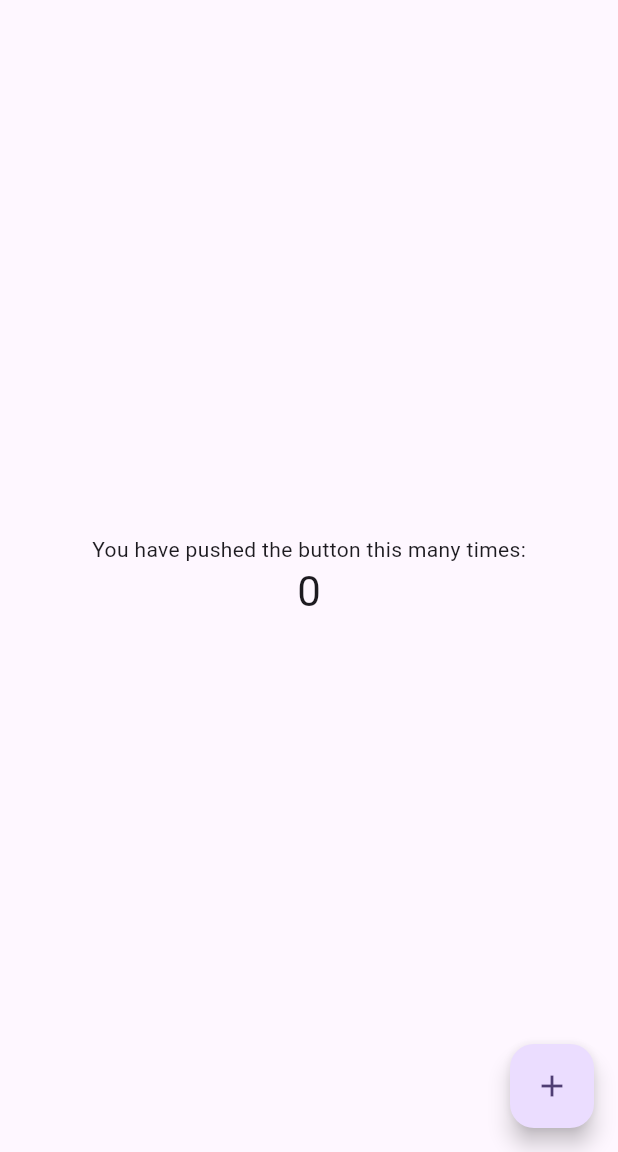
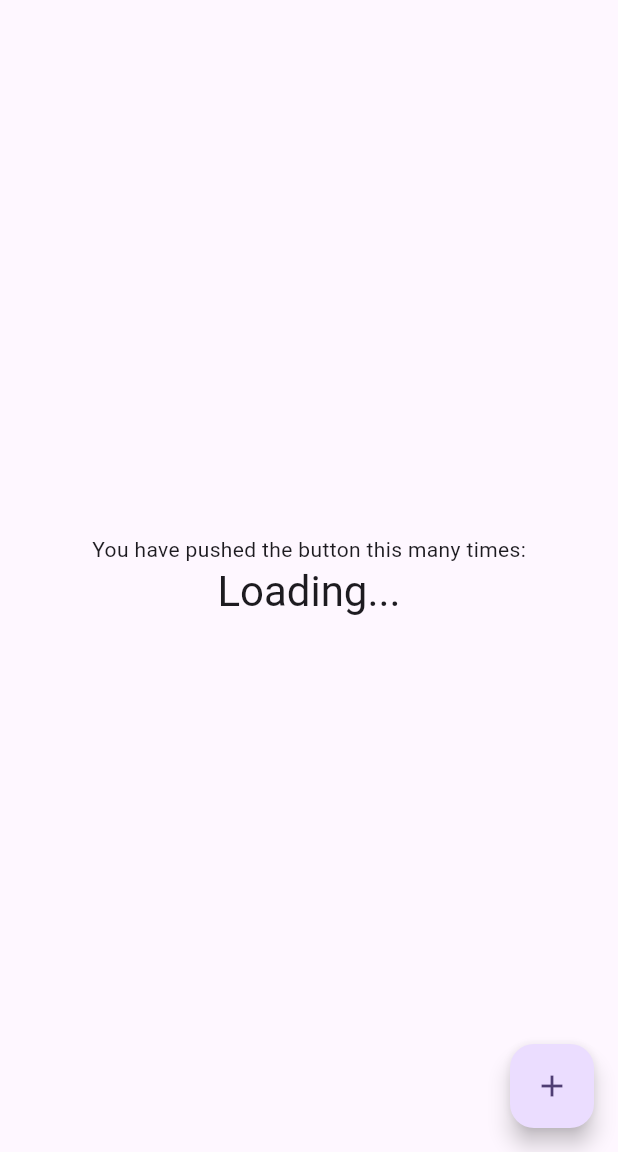
Before and after one commit to thanhtan27032001/BloC-Tutorial, a Flutter app: the screen it shows after launch, on a phone screen of 412 x 824 dp, the part 84-1236 px from its top. Run offline on Flutter 3.47's test engine with Material 3 defaults, Android fonts, the phone set to English and light mode, and no system bars; our stand-ins replace flutter_bloc.

Commit message:
[v1.0.0] Counter - implement Bloc to counter page

```diff
--- /dev/null
+++ b/lib/counter_bloc.dart
@@ -0,0 +1,15 @@
+import 'package:bloc_tutorial/counter_event.dart';
+import 'package:bloc_tutorial/counter_state.dart';
+import 'package:flutter_bloc/flutter_bloc.dart';
+
+class CounterBloc extends Bloc<CounterEvent, CounterState> {
+  int count = 0;
+  CounterBloc(super.initialState) {
+    on<CounterIncrease>((event, emit) async {
+      emit(CountLoading());
+      await Future.delayed(const Duration(seconds: 1));
+      count++;
+      emit(CountSuccess());
+    },);
+  }
+}
--- /dev/null
+++ b/lib/counter_event.dart
@@ -0,0 +1,3 @@
+class CounterEvent {}
+
+class CounterIncrease extends CounterEvent {}
--- /dev/null
+++ b/lib/counter_state.dart
@@ -0,0 +1,7 @@
+class CounterState {}
+
+class CountSuccess extends CounterState {
+  int count = 0;
+}
+
+class CountLoading extends CounterState {}
--- a/lib/main.dart
+++ b/lib/main.dart
@@ -1,4 +1,8 @@
+import 'package:bloc_tutorial/counter_bloc.dart';
+import 'package:bloc_tutorial/counter_event.dart';
+import 'package:bloc_tutorial/counter_state.dart';
 import 'package:flutter/material.dart';
+import 'package:flutter_bloc/flutter_bloc.dart';
 
 void main() {
   runApp(const MyApp());
@@ -13,113 +17,94 @@ class MyApp extends StatelessWidget {
     return MaterialApp(
       title: 'Flutter Demo',
       theme: ThemeData(
-        // This is the theme of your application.
-        //
-        // TRY THIS: Try running your application with "flutter run". You'll see
-        // the application has a blue toolbar. Then, without quitting the app,
-        // try changing the seedColor in the colorScheme below to Colors.green
-        // and then invoke "hot reload" (save your changes or press the "hot
-        // reload" button in a Flutter-supported IDE, or press "r" if you used
-        // the command line to start the app).
-        //
-        // Notice that the counter didn't reset back to zero; the application
-        // state is not lost during the reload. To reset the state, use hot
-        // restart instead.
-        //
-        // This works for code too, not just values: Most code changes can be
-        // tested with just a hot reload.
         colorScheme: ColorScheme.fromSeed(seedColor: Colors.deepPurple),
         useMaterial3: true,
       ),
-      home: const MyHomePage(title: 'Flutter Demo Home Page'),
+      home: BlocProvider(
+        create: (BuildContext context) {
+          return CounterBloc(CountLoading());
+        },
+        child: const MyHomePage(title: 'Flutter Demo Home Page'),
+      ),
     );
   }
 }
 
-class MyHomePage extends StatefulWidget {
+class MyHomePage extends StatelessWidget {
   const MyHomePage({super.key, required this.title});
-
-  // This widget is the home page of your application. It is stateful, meaning
-  // that it has a State object (defined below) that contains fields that affect
-  // how it looks.
-
-  // This class is the configuration for the state. It holds the values (in this
-  // case the title) provided by the parent (in this case the App widget) and
-  // used by the build method of the State. Fields in a Widget subclass are
-  // always marked "final".
 
   final String title;
 
   @override
-  State<MyHomePage> createState() => _MyHomePageState();
-}
-
-class _MyHomePageState extends State<MyHomePage> {
-  int _counter = 0;
-
-  void _incrementCounter() {
-    setState(() {
-      // This call to setState tells the Flutter framework that something has
-      // changed in this State, which causes it to rerun the build method below
-      // so that the display can reflect the updated values. If we changed
-      // _counter without calling setState(), then the build method would not be
-      // called again, and so nothing would appear to happen.
-      _counter++;
-    });
-  }
-
-  @override
   Widget build(BuildContext context) {
-    // This method is rerun every time setState is called, for instance as done
-    // by the _incrementCounter method above.
-    //
-    // The Flutter framework has been optimized to make rerunning build methods
-    // fast, so that you can just rebuild anything that needs updating rather
-    // than having to individually change instances of widgets.
+    CounterBloc counterBloc = BlocProvider.of(context);
     return Scaffold(
       appBar: AppBar(
-        // TRY THIS: Try changing the color here to a specific color (to
-        // Colors.amber, perhaps?) and trigger a hot reload to see the AppBar
-        // change color while the other colors stay the same.
         backgroundColor: Theme.of(context).colorScheme.inversePrimary,
-        // Here we take the value from the MyHomePage object that was created by
-        // the App.build method, and use it to set our appbar title.
-        title: Text(widget.title),
+        title: Text(title),
       ),
       body: Center(
-        // Center is a layout widget. It takes a single child and positions it
-        // in the middle of the parent.
         child: Column(
-          // Column is also a layout widget. It takes a list of children and
-          // arranges them vertically. By default, it sizes itself to fit its
-          // children horizontally, and tries to be as tall as its parent.
-          //
-          // Column has various properties to control how it sizes itself and
-          // how it positions its children. Here we use mainAxisAlignment to
-          // center the children vertically; the main axis here is the vertical
-          // axis because Columns are vertical (the cross axis would be
-          // horizontal).
-          //
-          // TRY THIS: Invoke "debug painting" (choose the "Toggle Debug Paint"
-          // action in the IDE, or press "p" in the console), to see the
-          // wireframe for each widget.
           mainAxisAlignment: MainAxisAlignment.center,
           children: <Widget>[
             const Text(
               'You have pushed the button this many times:',
             ),
-            Text(
-              '$_counter',
-              style: Theme.of(context).textTheme.headlineMedium,
+            BlocBuilder<CounterBloc, CounterState>(
+              builder: (BuildContext context, state) {
+                return Text(
+                  counterBloc.state is CountSuccess ? counterBloc.count.toString() : "Loading...",
+                  style: Theme.of(context).textTheme.headlineMedium,
+                );
+              },
             ),
           ],
         ),
       ),
       floatingActionButton: FloatingActionButton(
-        onPressed: _incrementCounter,
+        onPressed: () => counterBloc.add(CounterIncrease()),
         tooltip: 'Increment',
         child: const Icon(Icons.add),
       ), // This trailing comma makes auto-formatting nicer for build methods.
     );
   }
 }
+//
+// class _MyHomePageState extends State<MyHomePage> {
+//   int _counter = 0;
+//
+//   void _incrementCounter() {
+//     setState(() {
+//       _counter++;
+//     });
+//   }
+//
+//   @override
+//   Widget build(BuildContext context) {
+//     return Scaffold(
+//       appBar: AppBar(
+//         backgroundColor: Theme.of(context).colorScheme.inversePrimary,
+//         title: Text(widget.title),
+//       ),
+//       body: Center(
+//         child: Column(
+//           mainAxisAlignment: MainAxisAlignment.center,
+//           children: <Widget>[
+//             const Text(
+//               'You have pushed the button this many times:',
+//             ),
+//             Text(
+//               '$_counter',
+//               style: Theme.of(context).textTheme.headlineMedium,
+//             ),
+//           ],
+//         ),
+//       ),
+//       floatingActionButton: FloatingActionButton(
+//         onPressed: _incrementCounter,
+//         tooltip: 'Increment',
+//         child: const Icon(Icons.add),
+//       ), // This trailing comma makes auto-formatting nicer for build methods.
+//     );
+//   }
+// }
```
